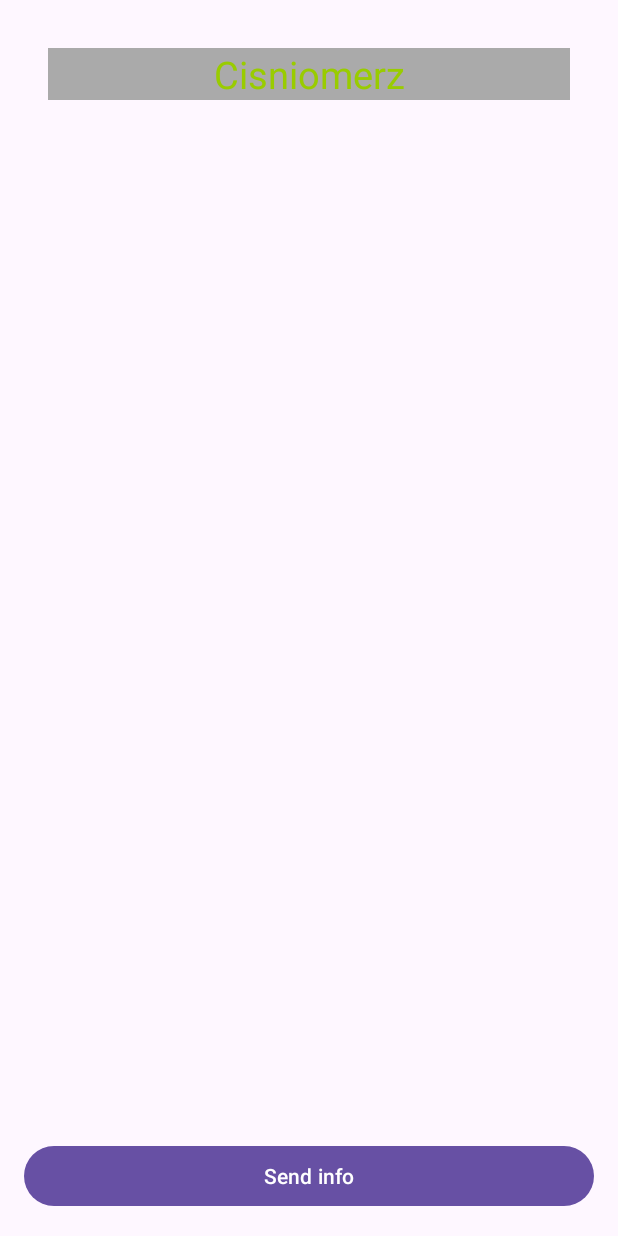
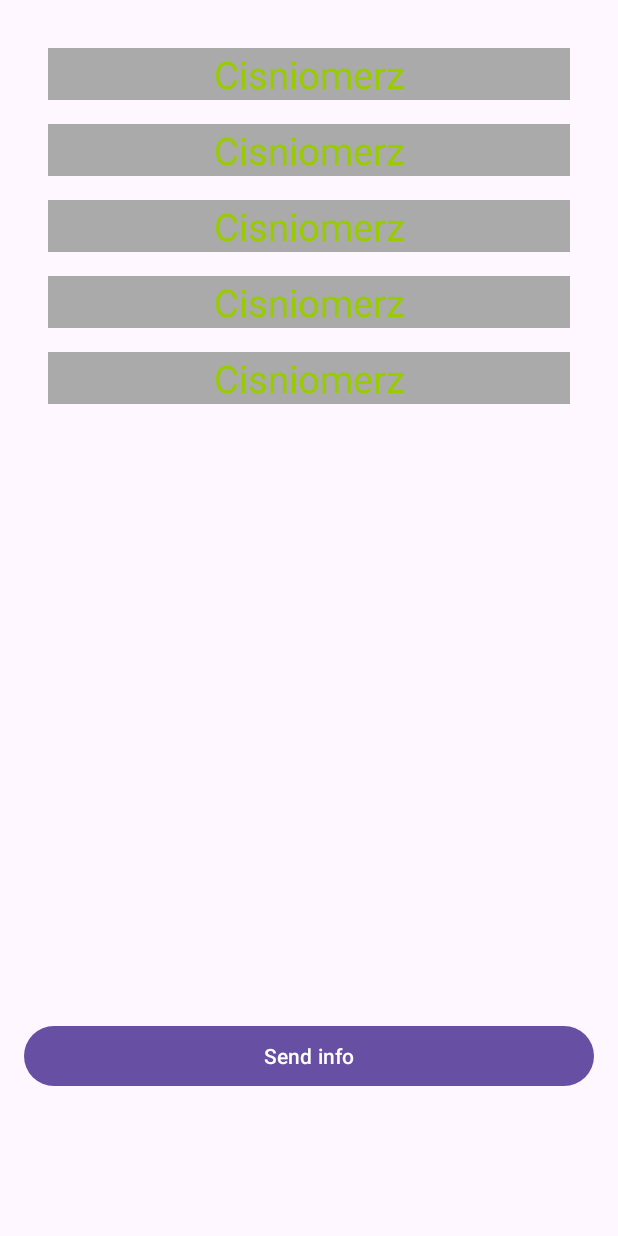
Before and after one commit to DerekBurned/BluetoothGattServer, an Android app: the layout activity_second_send.xml on its own in the app's theme, with its tools: preview values and no code run, on a phone screen of 412 x 824 dp. Run offline under Robolectric (Android 15) with nearby library versions, the phone set to English and light mode, and no system bars.

Commit message:
poprawione layouty

```diff
--- a/app/src/main/res/layout/activity_main.xml
+++ b/app/src/main/res/layout/activity_main.xml
@@ -4,7 +4,6 @@
     xmlns:tools="http://schemas.android.com/tools"
     android:layout_width="match_parent"
     android:layout_height="match_parent">
-
 
 
     <androidx.cardview.widget.CardView
@@ -38,11 +37,11 @@
                 android:textSize="20sp" />
 
             <ImageButton
-                android:contentDescription="@string/connect"
                 android:id="@+id/imageStartServer"
                 android:layout_width="wrap_content"
                 android:layout_height="wrap_content"
                 android:background="@android:color/darker_gray"
+                android:contentDescription="@string/connect"
                 app:srcCompat="@drawable/bluetooth_24dp_1f1f1f_fill0_wght400_grad0_opsz24" />
 
 
@@ -56,26 +55,24 @@
         android:layout_width="match_parent"
         android:layout_height="0dp"
         android:layout_margin="16dp"
+        app:layoutManager="androidx.recyclerview.widget.LinearLayoutManager"
         app:layout_constraintBottom_toTopOf="@+id/buttonSend"
         app:layout_constraintEnd_toEndOf="parent"
         app:layout_constraintStart_toStartOf="parent"
         app:layout_constraintTop_toBottomOf="@id/cardView"
-        app:layoutManager="androidx.recyclerview.widget.LinearLayoutManager"
-        tools:itemCount="6"
-        tools:listitem="@layout/discovered_dedvice_item"/>
+        tools:itemCount="10"
+        tools:listitem="@layout/discovered_dedvice_item" />
 
     <Button
         android:id="@+id/buttonSend"
         android:layout_width="match_parent"
         android:layout_height="wrap_content"
+        android:layout_margin="16dp"
         android:text="@string/connect_to_selected_btn"
+        android:textSize="25sp"
         app:layout_constraintBottom_toBottomOf="parent"
-        android:textSize="25sp"
-        android:layout_margin="16dp"
         app:layout_constraintEnd_toEndOf="parent"
-        app:layout_constraintStart_toStartOf="parent"/>
-
-
+        app:layout_constraintStart_toStartOf="parent" />
 
 
 </androidx.constraintlayout.widget.ConstraintLayout>
--- a/app/src/main/res/layout/activity_second_send.xml
+++ b/app/src/main/res/layout/activity_second_send.xml
@@ -3,23 +3,28 @@
     xmlns:app="http://schemas.android.com/apk/res-auto"
     xmlns:tools="http://schemas.android.com/tools"
     android:layout_width="match_parent"
-    android:layout_height="match_parent">
+    android:layout_height="wrap_content">
+
 
     <androidx.recyclerview.widget.RecyclerView
         android:id="@+id/recyclerViewItems"
         android:layout_width="match_parent"
-        android:layout_height="wrap_content"
+        android:layout_height="648dp"
         android:layout_margin="16dp"
-        tools:listitem="@layout/activity_send_item"
-        app:layout_constraintBottom_toTopOf="@+id/button"
+        android:orientation="vertical"
+        app:layoutManager="androidx.recyclerview.widget.LinearLayoutManager"
+        app:layout_constraintBottom_toTopOf="@id/buttonSendInfo"
         app:layout_constraintEnd_toEndOf="parent"
         app:layout_constraintHorizontal_bias="0.0"
         app:layout_constraintStart_toStartOf="parent"
         app:layout_constraintTop_toTopOf="parent"
-        app:layout_constraintVertical_bias="0.0" />
+        app:layout_constraintVertical_bias="0.0"
+        tools:itemCount="5"
+        tools:listitem="@layout/activity_send_item" />
+
 
     <Button
-        android:id="@+id/button"
+        android:id="@+id/buttonSendInfo"
         android:layout_width="0dp"
         android:layout_height="wrap_content"
         android:layout_margin="16dp"
--- a/app/src/main/res/layout/activity_send_item.xml
+++ b/app/src/main/res/layout/activity_send_item.xml
@@ -3,7 +3,7 @@
     xmlns:app="http://schemas.android.com/apk/res-auto"
     xmlns:tools="http://schemas.android.com/tools"
     android:layout_width="match_parent"
-    android:layout_height="match_parent">
+    android:layout_height="wrap_content">
 
     <TextView
         android:id="@+id/textViewItem"
@@ -25,15 +25,17 @@
         android:id="@+id/recyclerViewParamList"
         android:layout_width="match_parent"
         android:layout_height="wrap_content"
+        android:layout_marginStart="16dp"
         android:layout_marginEnd="16dp"
-        android:layout_marginStart="16dp"
+        android:orientation="vertical"
         android:visibility="gone"
-        tools:visibility="visible"
-        tools:listitem="@layout/send_item_param_item"
-        tools:itemCount="4"
+        app:layoutManager="androidx.recyclerview.widget.LinearLayoutManager"
         app:layout_constraintEnd_toEndOf="parent"
         app:layout_constraintStart_toStartOf="parent"
-        app:layout_constraintTop_toBottomOf="@id/textViewItem">
+        app:layout_constraintTop_toBottomOf="@id/textViewItem"
+        tools:itemCount="4"
+        tools:listitem="@layout/send_item_param_item"
+        tools:visibility="visible">
 
     </androidx.recyclerview.widget.RecyclerView>
 
--- a/app/src/main/res/layout/discovered_dedvice_item.xml
+++ b/app/src/main/res/layout/discovered_dedvice_item.xml
@@ -23,12 +23,12 @@
         android:id="@+id/scrollViewMac"
         android:layout_width="wrap_content"
         android:layout_height="wrap_content"
+        android:orientation="horizontal"
         app:layout_constraintEnd_toStartOf="@+id/checkBoxFound"
         app:layout_constraintHorizontal_bias="0.5"
-        android:orientation="horizontal"
         app:layout_constraintStart_toEndOf="@+id/textViewNameFound"
-        app:layout_constraintTop_toTopOf="parent"
-        >
+        app:layout_constraintTop_toTopOf="parent">
+
         <TextView
             android:id="@+id/textViewMacFound"
             android:layout_width="wrap_content"
```
